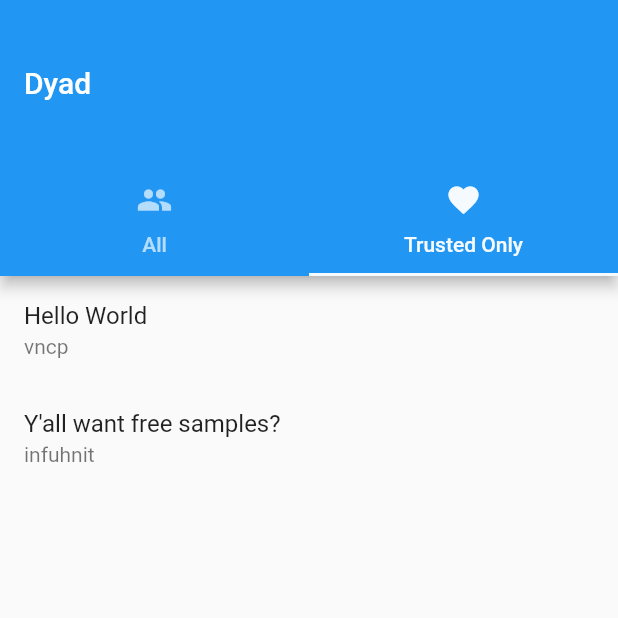
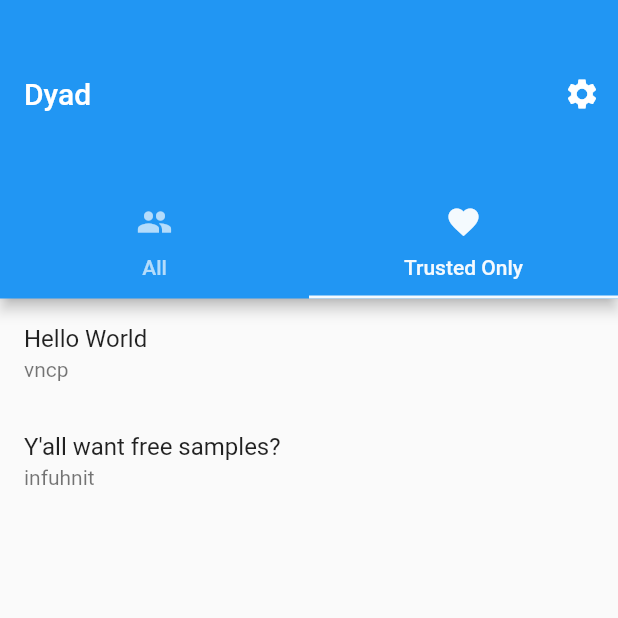
Before and after one commit to DyadSocial/dyad-mobile, a Flutter app: the screen it shows after launch, after a tap on "Sign In", on a phone screen of 412 x 824 dp, the top half of it. Run offline on Flutter 3.47's test engine with Material 2 defaults, Android fonts, the phone set to English and light mode, and no system bars; our stand-ins replace url_strategy; missing offline and left inert: adaptive_navigation, path_to_regexp; statements that could not run were skipped.

Commit message:
feat(settings.dart-feed.dart): add button on feed to push settings screen on navigator stack(blank)

```diff
--- a/dyadapp/lib/src/pages/feed.dart
+++ b/dyadapp/lib/src/pages/feed.dart
@@ -3,6 +3,7 @@ import 'package:flutter/material.dart';
 import '../data.dart';
 import '../routing.dart';
 import '../widgets/feed_list.dart';
+import 'settings.dart';
 
 class FeedScreen extends StatefulWidget {
   const FeedScreen({
@@ -37,8 +38,18 @@ class _FeedScreenState extends State<FeedScreen>
   Widget build(BuildContext context) => Scaffold(
         appBar: AppBar(
           title: const Text('Dyad'),
-          toolbarHeight: 110,
+          toolbarHeight: 125,
           bottomOpacity: 0.8,
+          actions: [
+            IconButton(
+              icon: const Icon(Icons.settings),
+              onPressed: () => {
+                Navigator.of(context).push<void>(MaterialPageRoute<void>(
+                    builder: (context) => const SettingsScreen()))
+              },
+              tooltip: 'About Dyad',
+            ),
+          ],
           bottom: TabBar(
             controller: _tabController,
             tabs: const <Widget>[
--- a/dyadapp/lib/src/pages/login.dart
+++ b/dyadapp/lib/src/pages/login.dart
@@ -44,8 +44,6 @@ class _LoginScreenState extends State<LoginScreen> {
       body: _buildLogin(),
     );
   }
-
-  RouteState get _routeState => RouteStateScope.of(context);
 
   void _handleAboutTapped() {
     Navigator.of(context).push<void>(
```
Also changed, not shown: dyadapp/lib/src/pages/settings.dart (added, +14 -0 lines).
